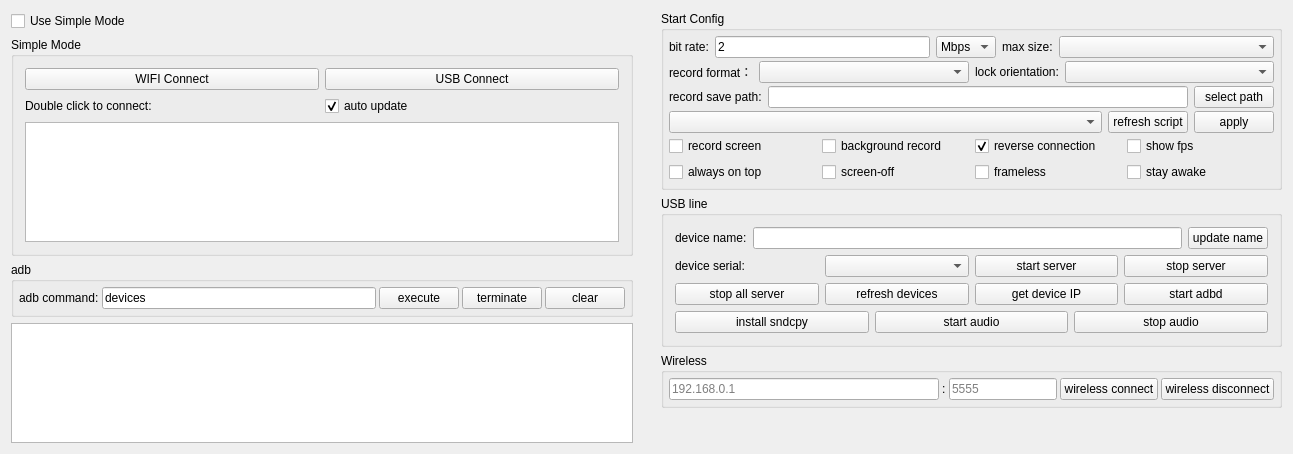
First picture: the form in QtScrcpy/ui/dialog.ui, repository barry-ran/QtScrcpy, before the edit.
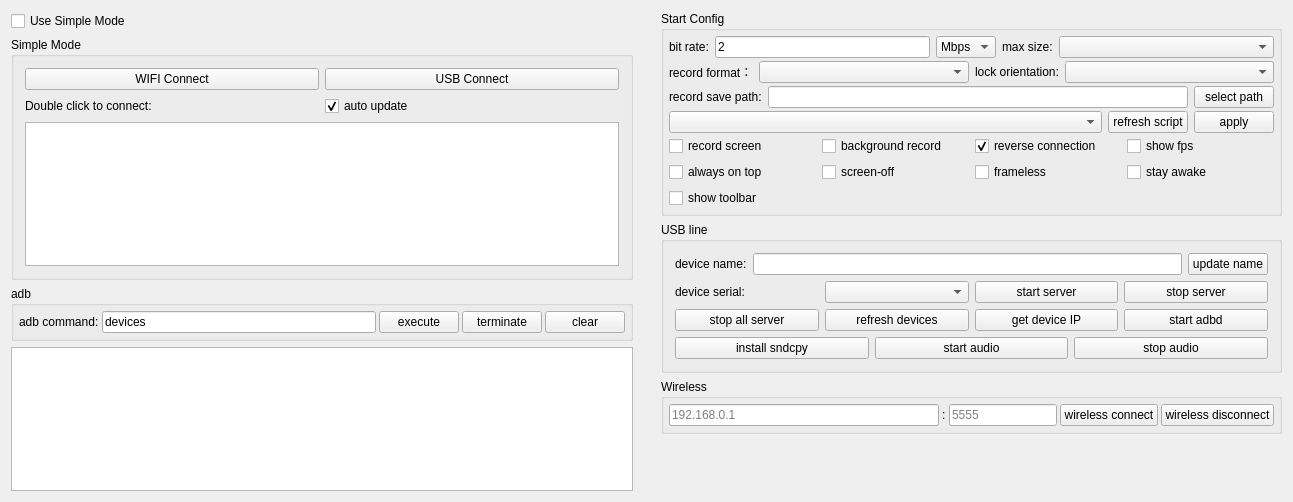
Second picture: the form after the edit.

Commit message: Option to show/hide the toolbar when connecting a device.

The edit to the form file:
```diff
--- a/QtScrcpy/ui/dialog.ui
+++ b/QtScrcpy/ui/dialog.ui
@@ -7,7 +7,7 @@
     <x>0</x>
     <y>0</y>
     <width>1293</width>
-    <height>454</height>
+    <height>502</height>
    </rect>
   </property>
   <property name="windowTitle">
@@ -739,6 +739,13 @@
               </property>
              </widget>
             </item>
+            <item row="2" column="0">
+             <widget class="QCheckBox" name="showToolbar">
+              <property name="text">
+               <string>show toolbar</string>
+              </property>
+             </widget>
+            </item>
            </layout>
           </widget>
          </item>
```
Left out of the diff: 82 changed lines with no effect on the pictures. The commit also changes 9 other files.
